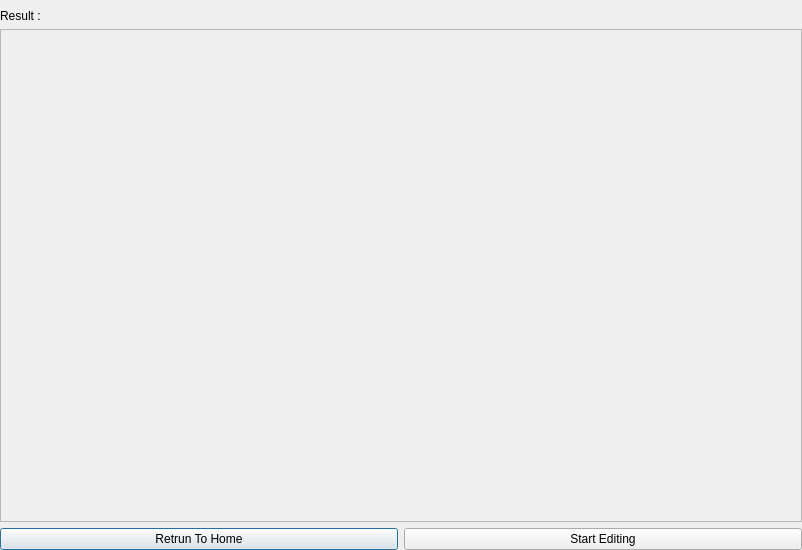
This is result.ui in mariamelkondakly/GuideMe as Qt 5 draws it before an edit. The edited form follows.
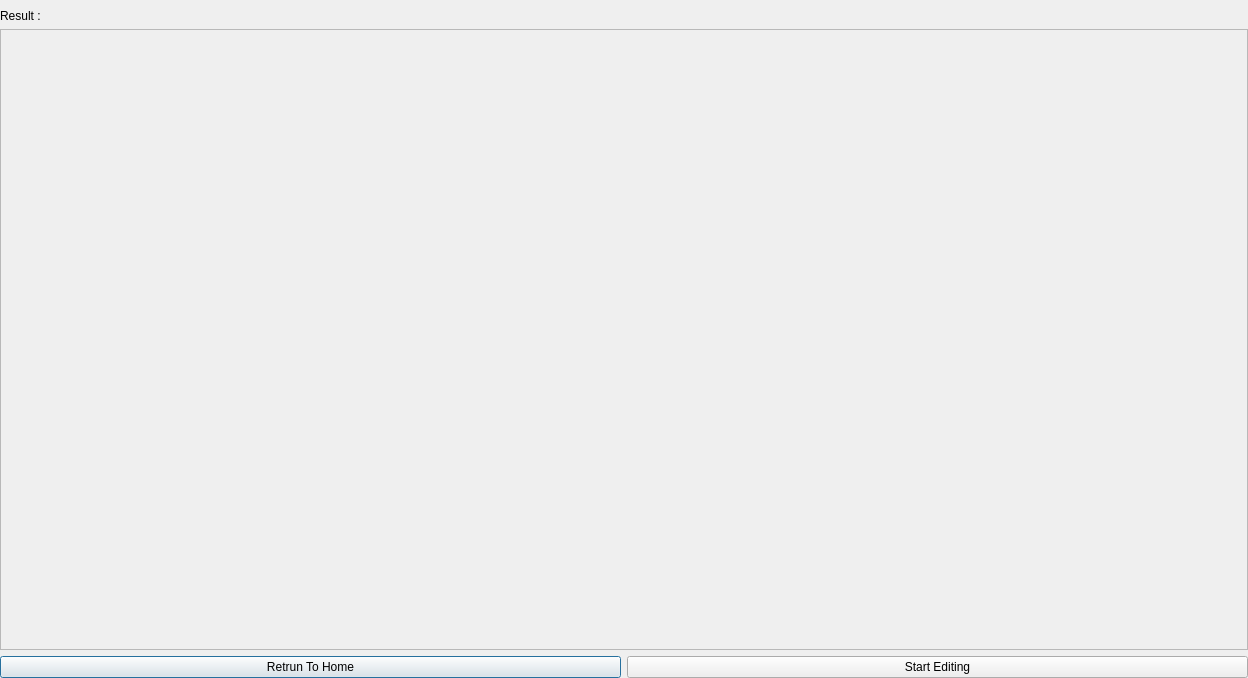
This is the edited form.

The edit to the form file:
```diff
--- a/result.ui
+++ b/result.ui
@@ -6,8 +6,8 @@
    <rect>
     <x>0</x>
     <y>0</y>
-    <width>802</width>
-    <height>550</height>
+    <width>1248</width>
+    <height>678</height>
    </rect>
   </property>
   <property name="minimumSize">
@@ -70,8 +70,8 @@
           <rect>
            <x>0</x>
            <y>0</y>
-           <width>800</width>
-           <height>425</height>
+           <width>1246</width>
+           <height>553</height>
           </rect>
          </property>
          <layout class="QVBoxLayout" name="verticalLayout_3">
```
